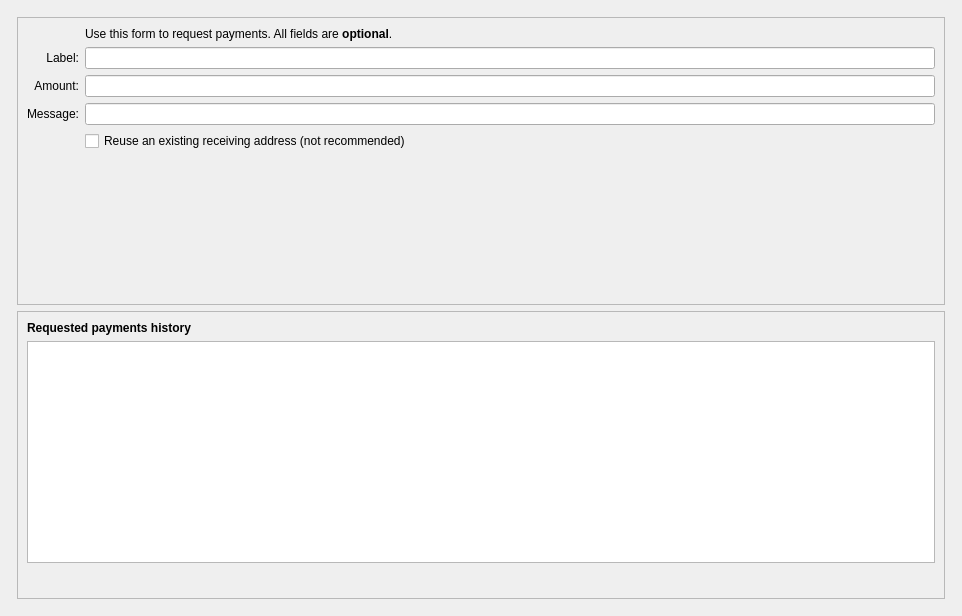
The window that src/qt/forms/receivecoinsdialog.ui (bulwark-crypto/Bulwark) describes before a commit, drawn with Qt 5.
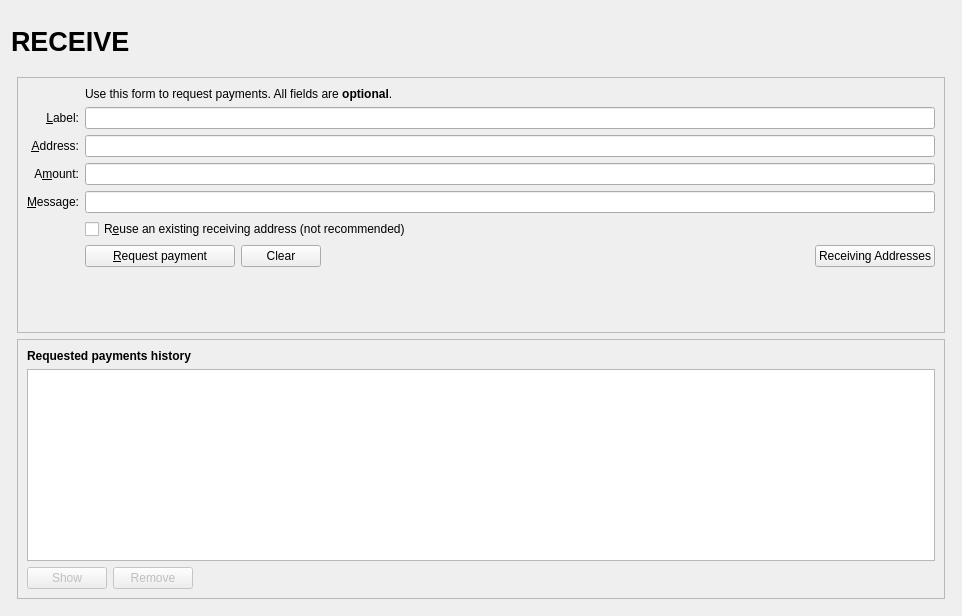
The same window after the commit. Icons and pictures are not drawn. Custom widgets are drawn as their Qt base class.

Diff of the .ui file:
```diff
--- a/src/qt/forms/receivecoinsdialog.ui
+++ b/src/qt/forms/receivecoinsdialog.ui
@@ -12,23 +12,93 @@
   </property>
   <layout class="QVBoxLayout" name="verticalLayout" stretch="0">
    <item>
-    <layout class="QVBoxLayout" name="verticalLayout_Master" stretch="0">
+    <layout class="QVBoxLayout" name="verticalLayout_Master" stretch="0,1">
      <property name="spacing">
       <number>0</number>
      </property>
+     <item>
+      <widget class="QFrame" name="frame_Header">
+       <layout class="QVBoxLayout" name="verticalLayout_8">
+        <property name="margin">
+         <number>0</number>
+        </property>
+        <item>
+         <layout class="QHBoxLayout" name="horizontalLayout_Header" stretch="1,0,1">
+          <item>
+           <widget class="QLabel" name="labelOverviewHeaderLeft">
+            <property name="minimumSize">
+             <size>
+              <width>464</width>
+              <height>60</height>
+             </size>
+            </property>
+            <property name="maximumSize">
+             <size>
+              <width>16777215</width>
+              <height>60</height>
+             </size>
+            </property>
+            <property name="font">
+             <font>
+              <pointsize>20</pointsize>
+              <weight>75</weight>
+              <bold>true</bold>
+             </font>
+            </property>
+            <property name="text">
+             <string>RECEIVE</string>
+            </property>
+           </widget>
+          </item>
+          <item>
+           <spacer name="horizontalSpacer_3">
+            <property name="orientation">
+             <enum>Qt::Horizontal</enum>
+            </property>
+            <property name="sizeHint" stdset="0">
+             <size>
+              <width>40</width>
+              <height>20</height>
+             </size>
+            </property>
+           </spacer>
+          </item>
+          <item>
+           <widget class="QLabel" name="labelOverviewHeaderRight">
+            <property name="minimumSize">
+             <size>
+              <width>464</width>
+              <height>60</height>
+             </size>
+            </property>
+            <property name="maximumSize">
+             <size>
+              <width>16777215</width>
+              <height>60</height>
+             </size>
+            </property>
+            <property name="font">
+             <font>
+              <pointsize>14</pointsize>
+             </font>
+            </property>
+            <property name="text">
+             <string/>
+            </property>
+            <property name="alignment">
+             <set>Qt::AlignRight|Qt::AlignTrailing|Qt::AlignVCenter</set>
+            </property>
+           </widget>
+          </item>
+         </layout>
+        </item>
+       </layout>
+      </widget>
+     </item>
      <item>
       <widget class="QFrame" name="frame_BG">
        <layout class="QVBoxLayout" name="verticalLayout_5">
-        <property name="leftMargin">
-         <number>6</number>
-        </property>
-        <property name="topMargin">
-         <number>6</number>
-        </property>
-        <property name="rightMargin">
-         <number>6</number>
-        </property>
-        <property name="bottomMargin">
+        <property name="margin">
          <number>6</number>
         </property>
         <item>
@@ -48,53 +118,6 @@
           <layout class="QVBoxLayout" name="verticalLayout_3">
            <item>
             <layout class="QGridLayout" name="gridLayout">
-             <item row="7" column="2">
-              <widget class="QCheckBox" name="reuseAddress">
-               <property name="toolTip">
-                <string>Reuse one of the previously used receiving addresses.&lt;br&gt;Reusing addresses has security and privacy issues.&lt;br&gt;Do not use this unless re-generating a payment request made before.</string>
-               </property>
-               <property name="text">
-                <string>Reuse an existing receiving address (not recommended)</string>
-               </property>
-              </widget>
-             </item>
-             <item row="7" column="0">
-              <widget class="QLabel" name="label_4">
-               <property name="text">
-                <string/>
-               </property>
-              </widget>
-             </item>
-             <item row="6" column="0">
-              <widget class="QLabel" name="label_3">
-               <property name="toolTip">
-                <string>An optional message to attach to the payment request, which will be displayed when the request is opened. Note: The message will not be sent with the payment over the Bulwark network.</string>
-               </property>
-               <property name="text">
-                <string>Message:</string>
-               </property>
-               <property name="alignment">
-                <set>Qt::AlignRight|Qt::AlignTrailing|Qt::AlignVCenter</set>
-               </property>
-               <property name="buddy">
-                <cstring>reqMessage</cstring>
-               </property>
-              </widget>
-             </item>
-             <item row="4" column="2">
-              <widget class="QLineEdit" name="reqLabel">
-               <property name="toolTip">
-                <string>An optional label to associate with the new receiving address.</string>
-               </property>
-              </widget>
-             </item>
-             <item row="6" column="2">
-              <widget class="QLineEdit" name="reqMessage">
-               <property name="toolTip">
-                <string>An optional message to attach to the payment request, which will be displayed when the request is opened.&lt;br&gt;Note: The message will not be sent with the payment over the Bulwark network.</string>
-               </property>
-              </widget>
-             </item>
              <item row="2" column="2">
               <widget class="QLabel" name="label_5">
                <property name="text">
@@ -108,7 +131,7 @@
                 <string>An optional label to associate with the new receiving address.</string>
                </property>
                <property name="text">
-                <string>Label:</string>
+                <string>&amp;Label:</string>
                </property>
                <property name="alignment">
                 <set>Qt::AlignRight|Qt::AlignTrailing|Qt::AlignVCenter</set>
@@ -118,23 +141,62 @@
                </property>
               </widget>
              </item>
+             <item row="4" column="2">
+              <widget class="QLineEdit" name="reqLabel">
+               <property name="toolTip">
+                <string>An optional label to associate with the new receiving address.</string>
+               </property>
+              </widget>
+             </item>
              <item row="5" column="0">
               <widget class="QLabel" name="label">
                <property name="toolTip">
-                <string>An optional amount to request. Leave this empty or zero to not request a specific amount.</string>
+                <string>Your receiving address. You can copy and use it to receive coins on this wallet. A new one will be generated once it is used.</string>
                </property>
                <property name="text">
-                <string>Amount:</string>
+                <string>&amp;Address:</string>
                </property>
                <property name="alignment">
                 <set>Qt::AlignRight|Qt::AlignTrailing|Qt::AlignVCenter</set>
                </property>
                <property name="buddy">
-                <cstring>reqAmount</cstring>
+                <cstring>reqAddress</cstring>
                </property>
               </widget>
              </item>
              <item row="5" column="2">
+              <widget class="QLineEdit" name="reqAddress">
+               <property name="readOnly">
+                <bool>true</bool>
+               </property>
+               <property name="minimumSize">
+                <size>
+                 <width>80</width>
+                 <height>0</height>
+                </size>
+               </property>
+               <property name="toolTip">
+                <string>Your receiving address. You can copy and use it to receive coins on this wallet. A new one will be generated once it is used.</string>
+               </property>
+              </widget>
+             </item>
+             <item row="6" column="0">
+              <widget class="QLabel" name="label_8">
+               <property name="toolTip">
+                <string>An optional amount to request. Leave this empty or zero to not request a specific amount.</string>
+               </property>
+               <property name="text">
+                <string>A&amp;mount:</string>
+               </property>
+               <property name="alignment">
+                <set>Qt::AlignRight|Qt::AlignTrailing|Qt::AlignVCenter</set>
+               </property>
+               <property name="buddy">
+                <cstring>reqAmount</cstring>
+               </property>
+              </widget>
+             </item>
+             <item row="6" column="2">
               <widget class="BitcoinAmountField" name="reqAmount">
                <property name="minimumSize">
                 <size>
@@ -147,34 +209,74 @@
                </property>
               </widget>
              </item>
+             <item row="7" column="0">
+              <widget class="QLabel" name="label_3">
+               <property name="toolTip">
+                <string>An optional message to attach to the payment request, which will be displayed when the request is opened. Note: The message will not be sent with the payment over the PIVX network.</string>
+               </property>
+               <property name="text">
+                <string>&amp;Message:</string>
+               </property>
+               <property name="alignment">
+                <set>Qt::AlignRight|Qt::AlignTrailing|Qt::AlignVCenter</set>
+               </property>
+               <property name="buddy">
+                <cstring>reqMessage</cstring>
+               </property>
+              </widget>
+             </item>
+             <item row="7" column="2">
+              <widget class="QLineEdit" name="reqMessage">
+               <property name="toolTip">
+                <string>An optional message to attach to the payment request, which will be displayed when the request is opened.&lt;br&gt;Note: The message will not be sent with the payment over the PIVX network.</string>
+               </property>
+              </widget>
+             </item>
              <item row="8" column="0">
-              <widget class="QLabel" name="label_7">
+              <widget class="QLabel" name="label_4">
                <property name="text">
                 <string/>
                </property>
               </widget>
              </item>
              <item row="8" column="2">
+              <widget class="QCheckBox" name="reuseAddress">
+               <property name="toolTip">
+                <string>Reuse one of the previously used receiving addresses.&lt;br&gt;Reusing addresses has security and privacy issues.&lt;br&gt;Do not use this unless re-generating a payment request made before.</string>
+               </property>
+               <property name="text">
+                <string>R&amp;euse an existing receiving address (not recommended)</string>
+               </property>
+              </widget>
+             </item>
+             <item row="9" column="0">
+              <widget class="QLabel" name="label_7">
+               <property name="text">
+                <string/>
+               </property>
+              </widget>
+             </item>
+             <item row="9" column="2">
               <layout class="QHBoxLayout" name="horizontalLayout">
                <item>
-                <widget class="QtMaterialFlatButton" name="receiveButton" native="true">
+                <widget class="QPushButton" name="receiveButton">
                  <property name="minimumSize">
                   <size>
                    <width>150</width>
                    <height>0</height>
                   </size>
                  </property>
-                 <property name="text" stdset="0">
-                  <string>Request payment</string>
+                 <property name="text">
+                  <string>&amp;Request payment</string>
                  </property>
-                 <property name="icon" stdset="0">
+                 <property name="icon">
                   <iconset resource="../bulwark.qrc">
                    <normaloff>:/icons/receiving_addresses</normaloff>:/icons/receiving_addresses</iconset>
                  </property>
                 </widget>
                </item>
                <item>
-                <widget class="QtMaterialFlatButton" name="clearButton" native="true">
+                <widget class="QPushButton" name="clearButton">
                  <property name="sizePolicy">
                   <sizepolicy hsizetype="Minimum" vsizetype="Fixed">
                    <horstretch>0</horstretch>
@@ -184,14 +286,14 @@
                  <property name="toolTip">
                   <string>Clear all fields of the form.</string>
                  </property>
-                 <property name="text" stdset="0">
+                 <property name="text">
                   <string>Clear</string>
                  </property>
-                 <property name="icon" stdset="0">
+                 <property name="icon">
                   <iconset resource="../bulwark.qrc">
                    <normaloff>:/icons/remove</normaloff>:/icons/remove</iconset>
                  </property>
-                 <property name="autoDefault" stdset="0">
+                 <property name="autoDefault">
                   <bool>false</bool>
                  </property>
                 </widget>
@@ -209,9 +311,23 @@
                  </property>
                 </spacer>
                </item>
+               <item>
+                <widget class="QPushButton" name="receivingAddressesButton">
+                 <property name="text">
+                  <string>Receiving Addresses</string>
+                 </property>
+                 <property name="icon">
+                  <iconset resource="../bulwark.qrc">
+                   <normaloff>:/icons/address-book</normaloff>:/icons/address-book</iconset>
+                 </property>
+                 <property name="autoDefault">
+                  <bool>false</bool>
+                 </property>
+                </widget>
+               </item>
               </layout>
              </item>
-             <item row="9" column="2">
+             <item row="10" column="2">
               <spacer name="verticalSpacer">
                <property name="orientation">
                 <enum>Qt::Vertical</enum>
@@ -310,41 +426,41 @@
            <item>
             <layout class="QHBoxLayout" name="horizontalLayout_2">
              <item>
-              <widget class="QtMaterialFlatButton" name="showRequestButton" native="true">
+              <widget class="QPushButton" name="showRequestButton">
                <property name="enabled">
                 <bool>false</bool>
                </property>
                <property name="toolTip">
                 <string>Show the selected request (does the same as double clicking an entry)</string>
                </property>
-               <property name="text" stdset="0">
+               <property name="text">
                 <string>Show</string>
                </property>
-               <property name="icon" stdset="0">
+               <property name="icon">
                 <iconset resource="../bulwark.qrc">
                  <normaloff>:/icons/edit</normaloff>:/icons/edit</iconset>
                </property>
-               <property name="autoDefault" stdset="0">
+               <property name="autoDefault">
                 <bool>false</bool>
                </property>
               </widget>
              </item>
              <item>
-              <widget class="QtMaterialFlatButton" name="removeRequestButton" native="true">
+              <widget class="QPushButton" name="removeRequestButton">
                <property name="enabled">
                 <bool>false</bool>
                </property>
                <property name="toolTip">
                 <string>Remove the selected entries from the list</string>
                </property>
-               <property name="text" stdset="0">
+               <property name="text">
                 <string>Remove</string>
                </property>
-               <property name="icon" stdset="0">
+               <property name="icon">
                 <iconset resource="../bulwark.qrc">
                  <normaloff>:/icons/remove</normaloff>:/icons/remove</iconset>
                </property>
-               <property name="autoDefault" stdset="0">
+               <property name="autoDefault">
                 <bool>false</bool>
                </property>
               </widget>
@@ -375,11 +491,6 @@
   </layout>
  </widget>
  <customwidgets>
-  <customwidget>
-   <class>QtMaterialFlatButton</class>
-   <extends>QWidget</extends>
-   <header>qtmaterialflatbutton.h</header>
-  </customwidget>
   <customwidget>
    <class>BitcoinAmountField</class>
    <extends>QLineEdit</extends>
```
Left out of the diff: 1 changed line with no effect on the pictures.
